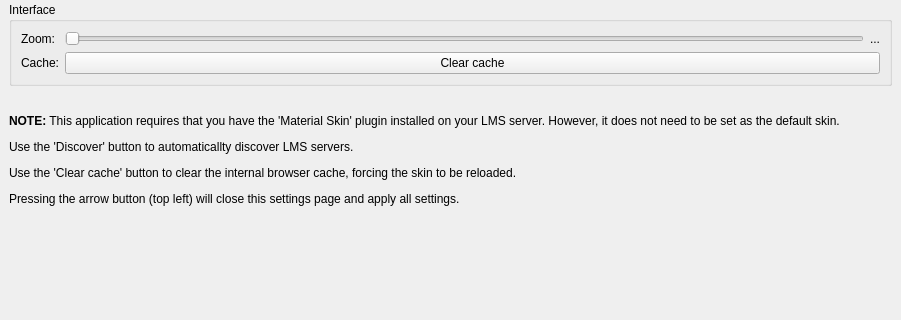
Above: src/settingswidget.ui from CDrummond/melodeon before the change; both pictures show x 0 to 901 and y 209 to 529 of the 901 by 640 pixel window. Below: the same form after it.
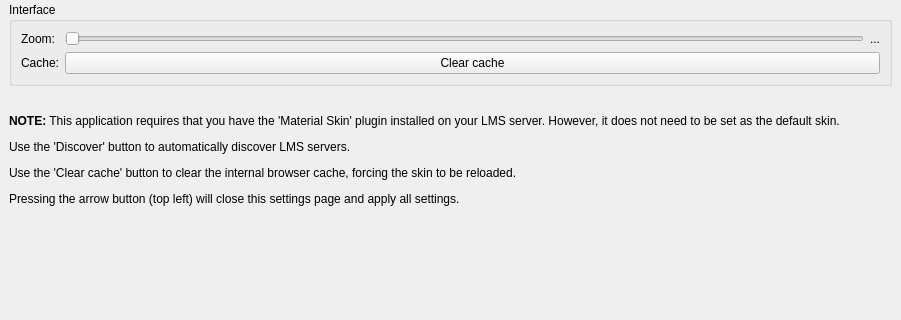
That is the form after the change.

```diff
--- a/src/settingswidget.ui
+++ b/src/settingswidget.ui
@@ -220,7 +220,7 @@
           </size>
          </property>
          <property name="text">
-          <string>&lt;html&gt;&lt;head/&gt;&lt;body&gt;&lt;p&gt;&lt;span style=&quot; font-weight:600;&quot;&gt;NOTE:&lt;/span&gt; This application requires that you have the 'Material Skin' plugin installed on your LMS server. However, it does not need to be set as the default skin.&lt;/p&gt;&lt;p&gt;Use the 'Discover' button to automaticallty discover LMS servers.&lt;/p&gt;&lt;p&gt;Use the 'Clear cache' button to clear the internal browser cache, forcing the skin to be reloaded.&lt;/p&gt;&lt;p&gt;Pressing the arrow button (top left) will close this settings page and apply all settings.&lt;/p&gt;&lt;/body&gt;&lt;/html&gt;</string>
+          <string>&lt;html&gt;&lt;head/&gt;&lt;body&gt;&lt;p&gt;&lt;span style=&quot; font-weight:600;&quot;&gt;NOTE:&lt;/span&gt; This application requires that you have the 'Material Skin' plugin installed on your LMS server. However, it does not need to be set as the default skin.&lt;/p&gt;&lt;p&gt;Use the 'Discover' button to automatically discover LMS servers.&lt;/p&gt;&lt;p&gt;Use the 'Clear cache' button to clear the internal browser cache, forcing the skin to be reloaded.&lt;/p&gt;&lt;p&gt;Pressing the arrow button (top left) will close this settings page and apply all settings.&lt;/p&gt;&lt;/body&gt;&lt;/html&gt;</string>
          </property>
          <property name="textFormat">
           <enum>Qt::RichText</enum>
```
